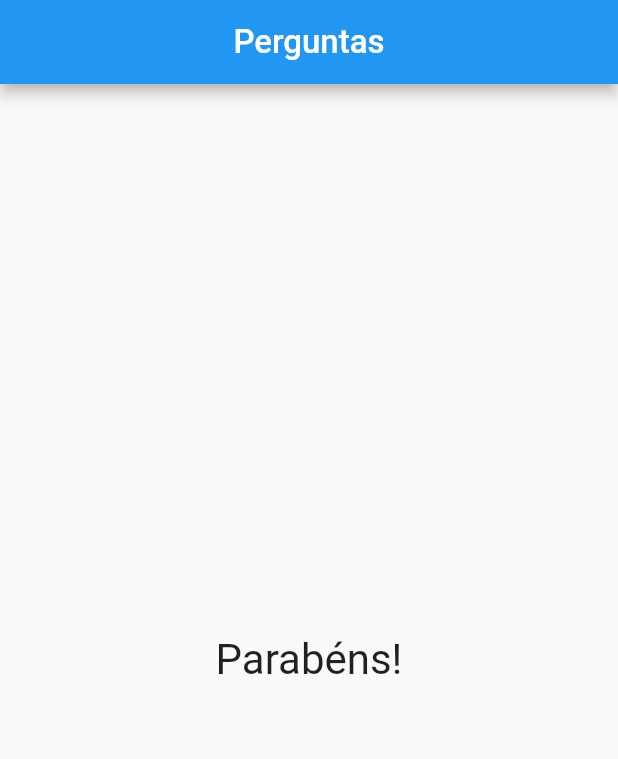
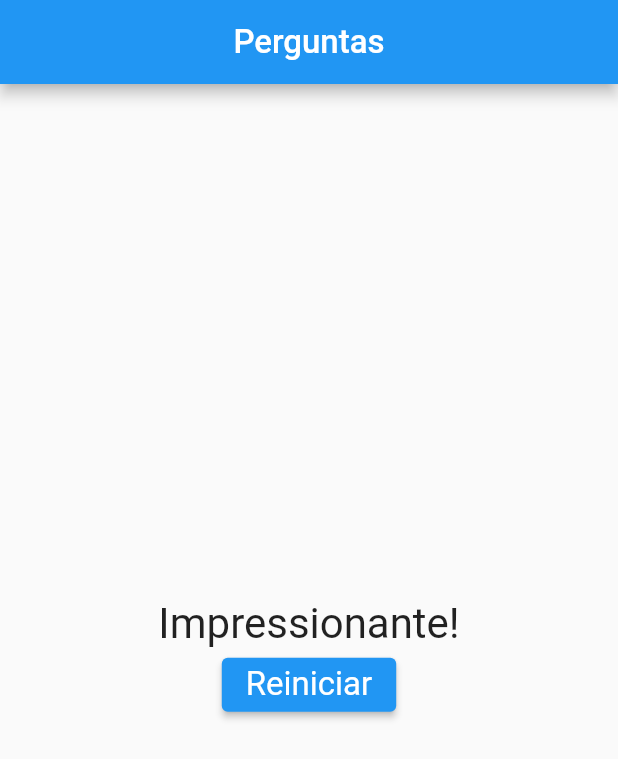
Before and after one commit to capeloo/curso-flutter, a Flutter app: the screen it shows after launch, after a tap on "Preto", after a tap on "Cobra", after a tap on "Leo", on a phone screen of 412 x 824 dp. Shown: the top 759 px of the screen. Run offline on Flutter 3.47's test engine with Material 2 defaults, Android fonts, the phone set to English and light mode, and no system bars.

Commit message:
projeto finalizado

```diff
--- a/projeto_perguntas/lib/main.dart
+++ b/projeto_perguntas/lib/main.dart
@@ -6,27 +6,52 @@ void main() => runApp(const PerguntaApp());
 
 class _PerguntaAppState extends State<PerguntaApp> {
   var _perguntaSelecionada = 0;
+  var _pontosTotal = 0;
   final _perguntas = const [
     {
       'texto': 'Qual é a sua cor favorita?',
-      'respostas': ['Preto', 'Vermelho', 'Verde', 'Branco'],
+      'respostas': [
+        {'texto': 'Preto', 'ponto': 3},
+        {'texto': 'Vermelho', 'ponto': 2},
+        {'texto': 'Verde', 'ponto': 1},
+        {'texto': 'Branco', 'ponto': 0},
+      ],
     },
     {
       'texto': 'Qual é o seu animal favorito?',
-      'respostas': ['Coelho', 'Cobra', 'Elefante', 'Leão'],
+      'respostas': [
+        {'texto': 'Coelho', 'ponto': 5},
+        {'texto': 'Cobra', 'ponto': 8},
+        {'texto': 'Elefante', 'ponto': 9},
+        {'texto': 'Leão', 'ponto': 10},
+      ],
     },
     {
       'texto': 'Qual é o seu instrutor favorito?',
-      'respostas': ['Maria', 'João', 'Leo', 'Pedro'],
+      'respostas': [
+        {'texto': 'Maria', 'ponto': 5},
+        {'texto': 'João', 'ponto': 10},
+        {'texto': 'Leo', 'ponto': 3},
+        {'texto': 'Pedro', 'ponto': 7},
+      ],
     },
   ];
 
-  void _responder() {
+  void _responder(int ponto) {
     if (temPerguntaSelecionada) {
       setState(() {
         _perguntaSelecionada++;
+        _pontosTotal += ponto;
       });
     }
+    print(_pontosTotal);
+  }
+
+  void _reiniciar() {
+    setState(() {
+      _perguntaSelecionada = 0;
+      _pontosTotal = 0;
+    });
   }
 
   bool get temPerguntaSelecionada {
@@ -46,7 +71,7 @@ class _PerguntaAppState extends State<PerguntaApp> {
                 perguntas: _perguntas,
                 perguntaSelecionada: _perguntaSelecionada,
                 responder: _responder)
-            : const Resultado(),
+            : Resultado(pontuacao: _pontosTotal, reiniciar: _reiniciar),
       ),
     );
   }
--- a/projeto_perguntas/lib/questionário.dart
+++ b/projeto_perguntas/lib/questionário.dart
@@ -5,7 +5,7 @@ import './resposta.dart';
 class Questionario extends StatelessWidget {
   final List<Map<String, Object>> perguntas;
   final int perguntaSelecionada;
-  final void Function() responder;
+  final void Function(int) responder;
 
   const Questionario(
       {super.key,
@@ -19,14 +19,18 @@ class Questionario extends StatelessWidget {
 
   @override
   Widget build(BuildContext context) {
-    List<String> respostas = temPerguntaSelecionada
-        ? perguntas[perguntaSelecionada]['respostas'] as List<String>
+    List<Map<String, Object>> respostas = temPerguntaSelecionada
+        ? perguntas[perguntaSelecionada]['respostas']
+            as List<Map<String, Object>>
         : [];
 
     return Column(
       children: [
         Questao(perguntas[perguntaSelecionada]['texto'] as String),
-        ...respostas.map((t) => Resposta(t, responder)).toList(),
+        ...respostas
+            .map((resp) => Resposta(resp['texto'] as String,
+                () => responder(int.parse(resp['ponto'].toString()))))
+            .toList(),
       ],
     );
   }
--- a/projeto_perguntas/lib/resultado.dart
+++ b/projeto_perguntas/lib/resultado.dart
@@ -1,14 +1,40 @@
 import 'package:flutter/material.dart';
 
 class Resultado extends StatelessWidget {
-  const Resultado({super.key});
+  final int pontuacao;
+  final void Function() reiniciar;
+  const Resultado(
+      {super.key, required this.pontuacao, required this.reiniciar});
+
+  String get fraseResultado {
+    if (pontuacao < 8) {
+      return 'Parabéns!';
+    } else if (pontuacao < 12) {
+      return 'Você é bom!';
+    } else if (pontuacao < 16) {
+      return 'Impressionante!';
+    } else {
+      return 'Nível Jedi!';
+    }
+  }
 
   @override
   Widget build(BuildContext context) {
-    return const Center(
-        child: Text(
-      'Parabéns!',
-      style: TextStyle(fontSize: 28),
-    ));
+    return Column(
+      mainAxisAlignment: MainAxisAlignment.center,
+      children: [
+        Center(
+            child: Text(
+          fraseResultado,
+          style: const TextStyle(fontSize: 28),
+        )),
+        ElevatedButton(
+          onPressed: reiniciar,
+          style: ElevatedButton.styleFrom(
+              textStyle: const TextStyle(fontSize: 22)),
+          child: const Text('Reiniciar'),
+        )
+      ],
+    );
   }
 }
```
